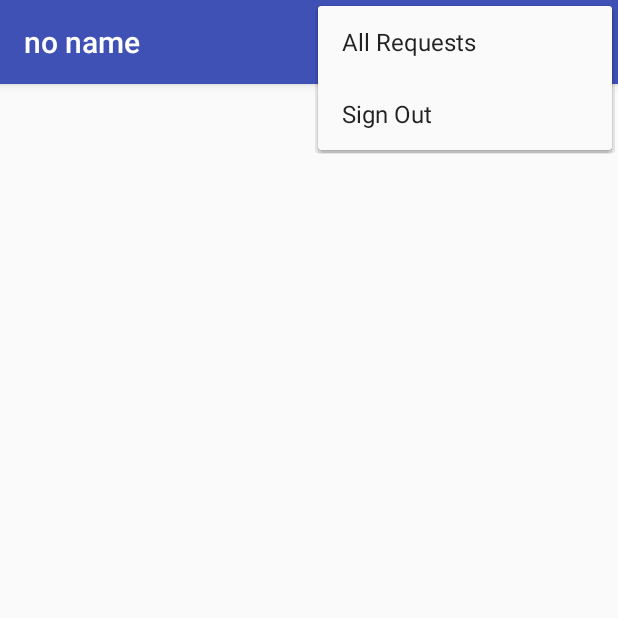
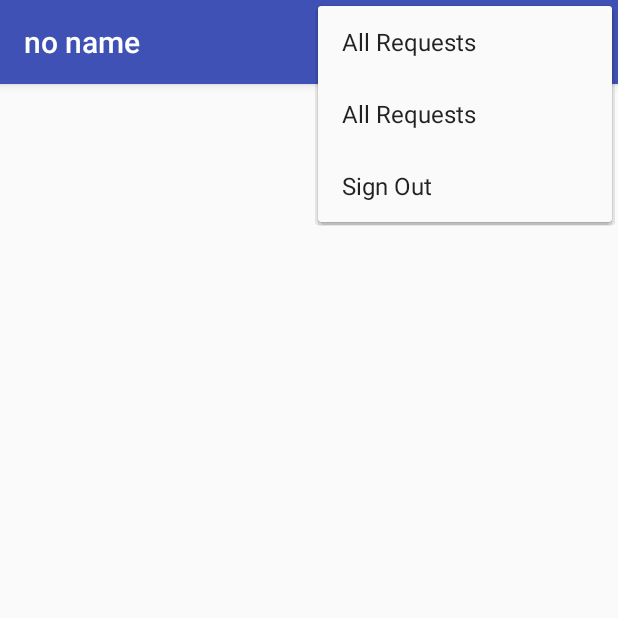
Before and after one commit to vreddy1776/AddRequest, an Android app: the ProfileActivity screen opened directly, with no data from a screen before it, with the options menu open, on a phone screen of 412 x 824 dp, the top half of it. Run offline under Robolectric (Android 15) with nearby library versions, the phone set to English and light mode, and no system bars; our stand-ins replace Firebase (no records; nobody signed in at launch, a user with empty details on screens opened directly), Room's generated code; libraries missing offline, so code that uses them is left out: com.amazonaws.auth, com.amazonaws.mobile, com.amazonaws.mobileconnectors, com.amazonaws.services, com.firebase.ui; pictures from the network do not load; 15 statements that could not run were skipped.

Commit message:
Updated menu to switch between fragments

```diff
--- a/app/src/main/java/com/example/android/addrequest/MVVM/Profile/ProfileActivity.java
+++ b/app/src/main/java/com/example/android/addrequest/MVVM/Profile/ProfileActivity.java
@@ -6,7 +6,6 @@ import android.content.Context;
 import android.content.Intent;
 import android.os.Bundle;
 import android.support.annotation.Nullable;
-import android.support.design.widget.FloatingActionButton;
 import android.support.v7.app.AppCompatActivity;
 import android.support.v7.widget.DividerItemDecoration;
 import android.support.v7.widget.LinearLayoutManager;
@@ -16,7 +15,6 @@ import android.util.Log;
 import android.view.Menu;
 import android.view.MenuInflater;
 import android.view.MenuItem;
-import android.view.View;
 
 import com.example.android.addrequest.Adapter.TicketAdapter;
 import com.example.android.addrequest.Database.TicketEntry;
@@ -115,14 +113,14 @@ public class ProfileActivity extends AppCompatActivity implements TicketAdapter.
     public boolean onCreateOptionsMenu(Menu menu) {
         MenuInflater inflater = getMenuInflater();
         inflater.inflate(R.menu.main_menu, menu);
-        menu.findItem(R.id.username).setTitle(this.getString(R.string.ticket_list));
+        menu.findItem(R.id.user_name_menu).setTitle(this.getString(R.string.ticket_list));
         return true;
     }
 
     @Override
     public boolean onOptionsItemSelected(MenuItem item) {
         switch (item.getItemId()) {
-            case R.id.username:
+            case R.id.user_name_menu:
                 goToProfile();
                 return true;
             case R.id.sign_out_menu:
--- a/app/src/main/java/com/example/android/addrequest/MVVM/TicketList/TicketListViewModel.java
+++ b/app/src/main/java/com/example/android/addrequest/MVVM/TicketList/TicketListViewModel.java
@@ -18,9 +18,14 @@ public class TicketListViewModel extends AndroidViewModel{
     private LiveData<List<TicketEntry>> tickets;
     private AppDatabase database;
 
+
+
     public TicketListViewModel(Application application) {
         super(application);
         database = AppDatabase.getInstance(this.getApplication());
+
+
+
     }
 
     public void updateDB(){
@@ -31,4 +36,5 @@ public class TicketListViewModel extends AndroidViewModel{
         return tickets;
     }
 
+
 }
--- a/app/src/main/java/com/example/android/addrequest/Utils/GlobalConstants.java
+++ b/app/src/main/java/com/example/android/addrequest/Utils/GlobalConstants.java
@@ -14,4 +14,8 @@ public class GlobalConstants {
     public static final int EDIT_TICKET_VIEWTYPE = 5;
 
 
+    // Fragment Tags
+    public static final String PROFILE_FRAGMENT_TAG = "ProfileFragment";
+
+
 }
--- a/app/src/main/res/menu/main_menu.xml
+++ b/app/src/main/res/menu/main_menu.xml
@@ -2,8 +2,12 @@
 <menu xmlns:android="http://schemas.android.com/apk/res/android"
       xmlns:app="http://schemas.android.com/apk/res-auto">
     <item
-        android:id="@+id/username"
+        android:id="@+id/user_name_menu"
         android:title="@string/default_username"
+        app:showAsAction="never"/>
+    <item
+        android:id="@+id/all_tickets_menu"
+        android:title="@string/ticket_list"
         app:showAsAction="never"/>
     <item
         android:id="@+id/sign_out_menu"
```
Also changed, not shown: app/src/main/java/com/example/android/addrequest/MVVM/TicketList/ProfileFragment.java (+17 -3 lines), app/src/main/java/com/example/android/addrequest/MVVM/TicketList/TicketListActivity.java (+26 -6 lines).
